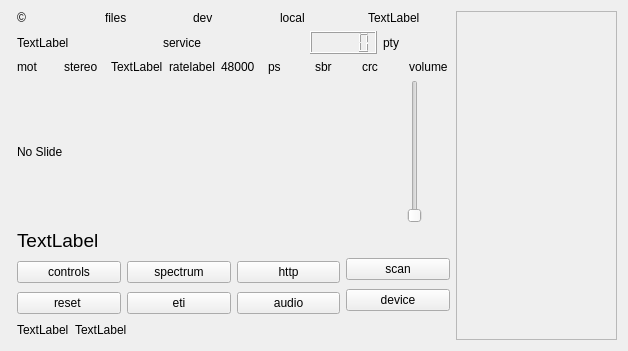
Qt form sources/main/forms-v7/dabradio-6.ui (JvanKatwijk/qt-dab) before a commit.
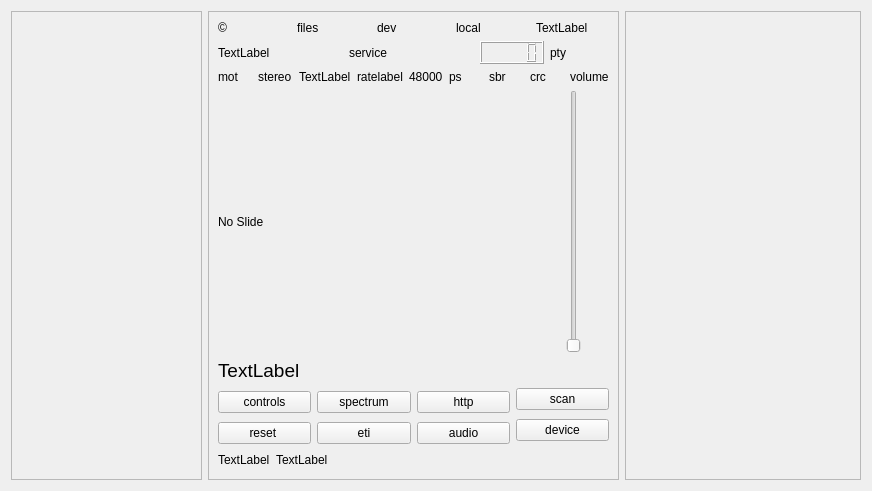
The same form after that commit. Custom widgets are drawn as their Qt base class.

Patch:
```diff
--- a/sources/main/forms-v7/dabradio-6.ui
+++ b/sources/main/forms-v7/dabradio-6.ui
@@ -6,8 +6,8 @@
    <rect>
     <x>0</x>
     <y>0</y>
-    <width>628</width>
-    <height>351</height>
+    <width>872</width>
+    <height>491</height>
    </rect>
   </property>
   <property name="sizePolicy">
@@ -16,16 +16,28 @@
     <verstretch>0</verstretch>
    </sizepolicy>
   </property>
+  <property name="maximumSize">
+   <size>
+    <width>16777215</width>
+    <height>491</height>
+   </size>
+  </property>
   <property name="windowTitle">
    <string>Qt-DAB-7.0</string>
   </property>
-  <layout class="QHBoxLayout" name="horizontalLayout_4">
+  <layout class="QHBoxLayout" name="horizontalLayout_5">
    <item>
     <widget class="QFrame" name="the_newFrame">
+     <property name="minimumSize">
+      <size>
+       <width>161</width>
+       <height>0</height>
+      </size>
+     </property>
      <property name="maximumSize">
       <size>
        <width>191</width>
-       <height>16777215</height>
+       <height>473</height>
       </size>
      </property>
      <property name="frameShape">
@@ -36,6 +48,21 @@
      </property>
     </widget>
    </item>
+   <item>
+    <widget class="QFrame" name="frame">
+     <property name="maximumSize">
+      <size>
+       <width>411</width>
+       <height>473</height>
+      </size>
+     </property>
+     <property name="frameShape">
+      <enum>QFrame::Shape::StyledPanel</enum>
+     </property>
+     <property name="frameShadow">
+      <enum>QFrame::Shadow::Raised</enum>
+     </property>
+     <layout class="QHBoxLayout" name="horizontalLayout_4">
    <item>
     <layout class="QVBoxLayout" name="verticalLayout">
      <item>
@@ -401,14 +428,23 @@
      </item>
     </layout>
    </item>
+     </layout>
+    </widget>
+   </item>
    <item>
     <widget class="QFrame" name="techFrame">
      <property name="minimumSize">
       <size>
-       <width>161</width>
+       <width>221</width>
        <height>0</height>
       </size>
      </property>
+     <property name="maximumSize">
+      <size>
+       <width>16777215</width>
+       <height>473</height>
+      </size>
+     </property>
      <property name="frameShape">
       <enum>QFrame::Shape::StyledPanel</enum>
      </property>
```
Lines whose indentation alone changed are shown as unchanged.
